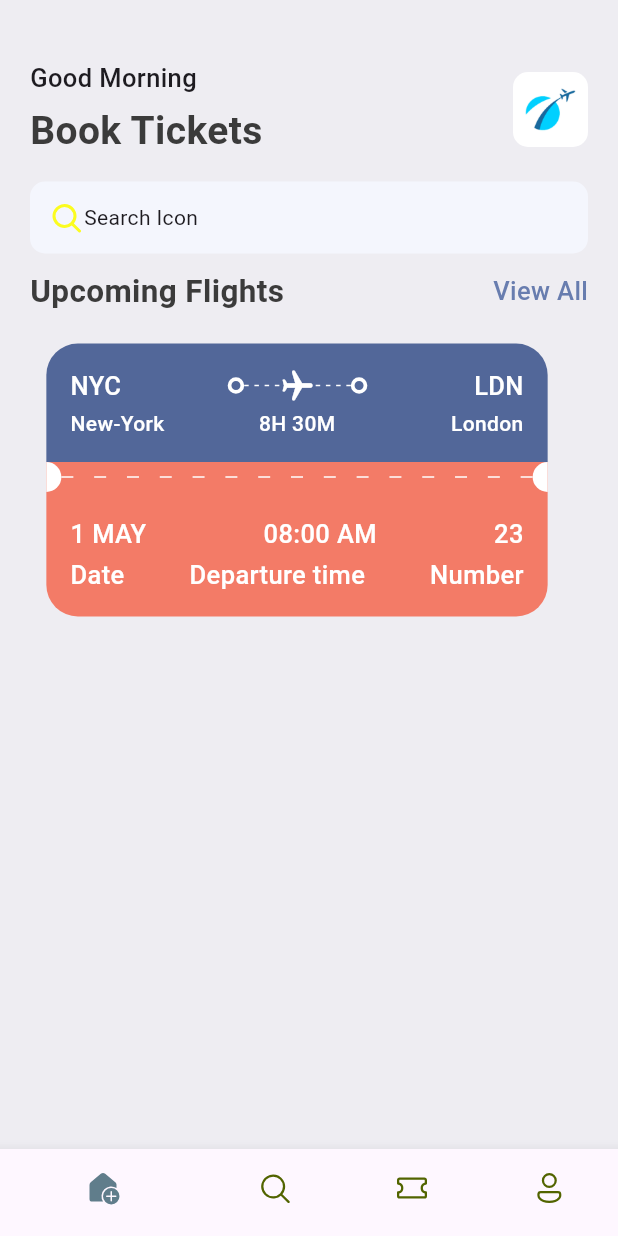
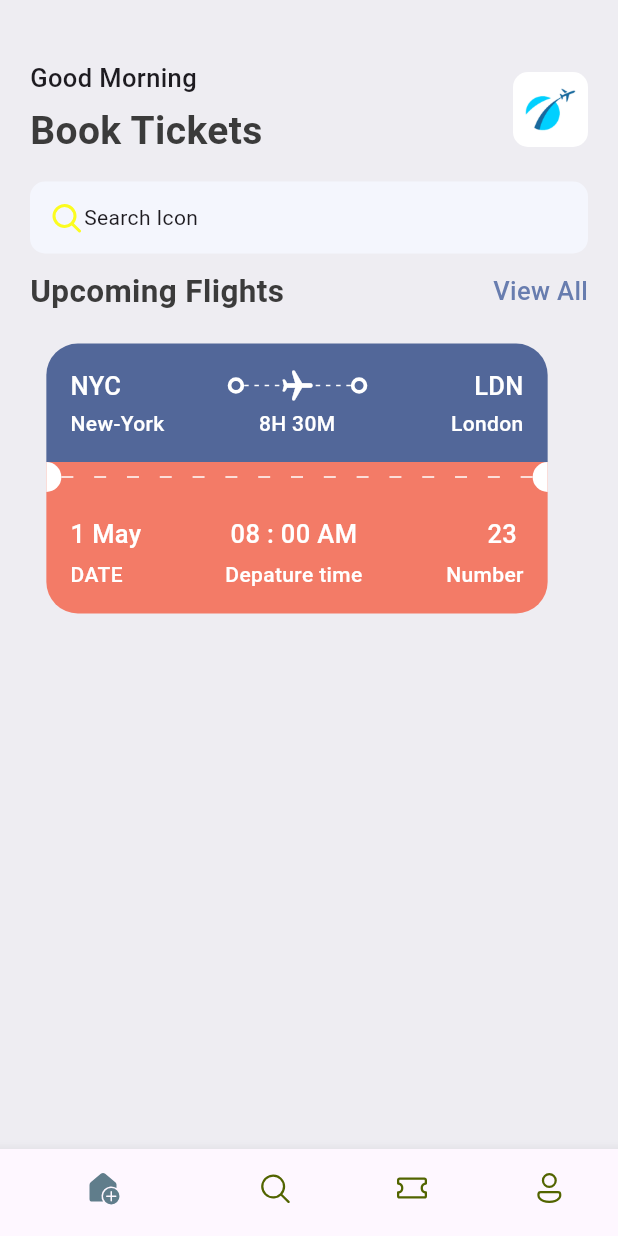
Before and after one commit to KHALEDKHLYAN/TIckets_App, a Flutter app: the screen it shows after launch, on a phone screen of 412 x 824 dp. Run offline on Flutter 3.47's test engine with Material 3 defaults, Android fonts, the phone set to English and light mode, and no system bars; our stand-ins replace fluentui_icons.

Commit message:
app columns

```diff
--- /dev/null
+++ b/lib/base/widgets/app_coloum_text_layout.dart
@@ -0,0 +1,29 @@
+import 'package:flutter/material.dart';
+import 'package:ticket_app/base/widgets/text_style_fourth.dart';
+import 'package:ticket_app/base/widgets/text_style_third.dart';
+
+class AppColoumTextLayout extends StatelessWidget {
+  final String topText;
+  final String bottomText;
+  final CrossAxisAlignment alignment;
+
+  const AppColoumTextLayout(
+      {super.key,
+      required this.topText,
+      required this.bottomText,
+      required this.alignment});
+
+  @override
+  Widget build(BuildContext context) {
+    return Column(
+      crossAxisAlignment: alignment,
+      children: [
+        TextStyleThird(text: topText),
+        SizedBox(
+          height: 5,
+        ),
+        TextStyleFourth(text: bottomText),
+      ],
+    );
+  }
+}
--- /dev/null
+++ b/lib/base/widgets/text_style_fourth.dart
@@ -0,0 +1,19 @@
+import 'package:flutter/material.dart';
+import 'package:ticket_app/base/res/styles/app_styles.dart';
+
+class TextStyleFourth extends StatelessWidget {
+  final String text;
+  final TextAlign align;
+
+
+  const TextStyleFourth({super.key, required this.text, this.align = TextAlign.start});
+
+  @override
+  Widget build(BuildContext context) {
+    return Text(
+      text,
+      textAlign: align,
+      style: AppStyles.headLineStyle4.copyWith(color: Colors.white),
+    );
+  }
+}
--- /dev/null
+++ b/lib/base/widgets/text_style_third.dart
@@ -0,0 +1,16 @@
+import 'package:flutter/material.dart';
+import 'package:ticket_app/base/res/styles/app_styles.dart';
+
+class TextStyleThird extends StatelessWidget {
+  final String text;
+
+  const TextStyleThird({super.key, required this.text});
+
+  @override
+  Widget build(BuildContext context) {
+    return Text(
+      text,
+      style: AppStyles.headLineStyle3.copyWith(color: Colors.white),
+    );
+  }
+}
--- a/lib/base/widgets/ticket_view.dart
+++ b/lib/base/widgets/ticket_view.dart
@@ -1,8 +1,11 @@
 import 'package:flutter/material.dart';
 import 'package:ticket_app/base/res/styles/app_styles.dart';
+import 'package:ticket_app/base/widgets/app_coloum_text_layout.dart';
 import 'package:ticket_app/base/widgets/app_layoutbuilder_widget.dart';
 import 'package:ticket_app/base/widgets/big_circle.dart';
 import 'package:ticket_app/base/widgets/big_dot.dart';
+import 'package:ticket_app/base/widgets/text_style_fourth.dart';
+import 'package:ticket_app/base/widgets/text_style_third.dart';
 
 class TicketView extends StatelessWidget {
   const TicketView({super.key});
@@ -30,11 +33,7 @@ class TicketView extends StatelessWidget {
                 children: [
                   Row(
                     children: [
-                      Text(
-                        "NYC",
-                        style: AppStyles.headLineStyle3
-                            .copyWith(color: Colors.white),
-                      ),
+                      TextStyleThird(text: "NYC"),
                       Expanded(child: Container()),
                       BigDot(),
                       Expanded(
@@ -59,11 +58,7 @@ class TicketView extends StatelessWidget {
                       )),
                       BigDot(),
                       Expanded(child: Container()),
-                      Text(
-                        "LDN",
-                        style: AppStyles.headLineStyle3
-                            .copyWith(color: Colors.white),
-                      ),
+                      TextStyleThird(text: "LDN"),
                     ],
                   ),
                   SizedBox(
@@ -73,28 +68,17 @@ class TicketView extends StatelessWidget {
                     children: [
                       SizedBox(
                         width: 100,
-                        child: Text(
-                          "New-York",
-                          style: AppStyles.headLineStyle4
-                              .copyWith(color: Colors.white),
-                        ),
+                        child: TextStyleFourth(text: "New-York"),
                       ),
                       Expanded(child: Container()),
-                      Text(
-                        "8H 30M",
-                        style: AppStyles.headLineStyle4
-                            .copyWith(color: Colors.white),
-                      ),
+                      TextStyleFourth(text: "8H 30M"),
                       Expanded(child: Container()),
                       SizedBox(
-                        width: 100,
-                        child: Text(
-                          "London",
-                          textAlign: TextAlign.end,
-                          style: AppStyles.headLineStyle4
-                              .copyWith(color: Colors.white),
-                        ),
-                      ),
+                          width: 100,
+                          child: TextStyleFourth(
+                            text: "London",
+                            align: TextAlign.end,
+                          )),
                     ],
                   ),
                 ],
@@ -109,7 +93,11 @@ class TicketView extends StatelessWidget {
                   BigCircle(
                     isRight: false,
                   ),
-                  Expanded(child: AppLayoutbuilderWidget( randomDivider: 20, width: 8,)),
+                  Expanded(
+                      child: AppLayoutbuilderWidget(
+                    randomDivider: 20,
+                    width: 8,
+                  )),
                   BigCircle(
                     isRight: true,
                   ),
@@ -126,47 +114,22 @@ class TicketView extends StatelessWidget {
                       bottomRight: Radius.circular(21))),
               child: Column(children: [
                 Row(
+                  mainAxisAlignment: MainAxisAlignment.spaceBetween,
                   children: [
-                    Text(
-                      "1 MAY",
-                      style: AppStyles.headLineStyle3
-                          .copyWith(color: Colors.white),
+                    AppColoumTextLayout(
+                      alignment: CrossAxisAlignment.start,
+                      topText: "1 May",
+                      bottomText: "DATE",
                     ),
-                    Expanded(child: Container()),
-                    Text(
-                      "08:00 AM",
-                      style: AppStyles.headLineStyle3
-                          .copyWith(color: Colors.white),
+                    AppColoumTextLayout(
+                      alignment: CrossAxisAlignment.center,
+                      topText: "08 : 00 AM",
+                      bottomText: "Depature time",
                     ),
-                    Expanded(child: Container()),
-                    Text(
-                      "23",
-                      style: AppStyles.headLineStyle3
-                          .copyWith(color: Colors.white),
-                    ),
-                  ],
-                ),
-                SizedBox(
-                  height: 3,
-                ),
-                Row(
-                  children: [
-                    Text(
-                      "Date",
-                      style: AppStyles.headLineStyle3
-                          .copyWith(color: Colors.white),
-                    ),
-                    Expanded(child: Container()),
-                    Text(
-                      "Departure time",
-                      style: AppStyles.headLineStyle3
-                          .copyWith(color: Colors.white),
-                    ),
-                    Expanded(child: Container()),
-                    Text(
-                      "Number",
-                      style: AppStyles.headLineStyle3
-                          .copyWith(color: Colors.white),
+                    AppColoumTextLayout(
+                      alignment: CrossAxisAlignment.end,
+                      topText: "23 ",
+                      bottomText: "Number",
                     ),
                   ],
                 ),
```
Also changed, not shown: lib/base/utils/all_json.dart (added, +138 -0 lines).
